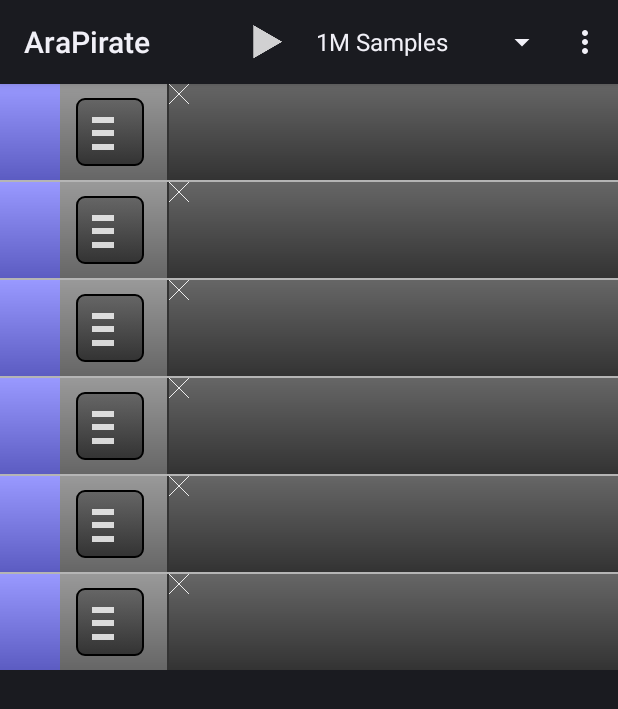
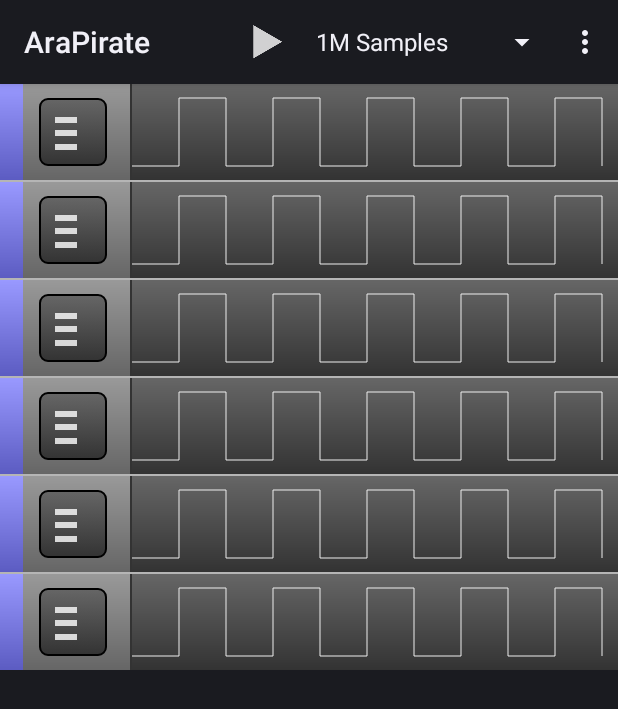
Before and after one commit to fablab-ka/arapirate, an Android app: the screen it shows after launch (Watch), on a phone screen of 412 x 824 dp. Shown: the top 709 px of the screen. Run offline under Robolectric (Android 15) with nearby library versions, the phone set to English and light mode, and no system bars.

Commit message:
added line drawing functionality added context menu

```diff
--- a/app/src/main/java/de/fablab/ara/arapirate/LineView.java
+++ b/app/src/main/java/de/fablab/ara/arapirate/LineView.java
@@ -5,6 +5,7 @@ import android.graphics.Canvas;
 import android.graphics.Color;
 import android.graphics.Paint;
 import android.util.AttributeSet;
+import android.util.Log;
 import android.view.View;
 
 public class LineView extends View {
@@ -12,17 +13,52 @@ public class LineView extends View {
     private Paint paint = new Paint();
     private double scrollOffset;
     private double zoom;
-    private double[] data;
+    private double[] samples;
+    private double totalLength;
+    private boolean lowActive;
 
     public LineView(Context context, AttributeSet attrs) {
         super(context, attrs);
         paint.setColor(getResources().getColor(R.color.line_color));
+
+        zoom = 1;
+
+        scrollOffset = 0;
+
+        samples = new double[] {
+            10, 10, 10, 10, 10, 10, 10, 10, 10, 10
+        };
+
+        totalLength = 100;
     }
 
     @Override
     public void onDraw(Canvas canvas) {
-        canvas.drawLine(0, 0, 20, 20, paint);
-        canvas.drawLine(20, 0, 0, 20, paint);
+        int width = getWidth();
+        int height = getHeight();
+        int lineMargin = (int)(height * 0.15);
+
+        double pixelPerMs = (width - lineMargin) / (totalLength * zoom);
+
+        int currentX = 0;
+        boolean isDown = lowActive;
+
+        for (double sample : samples) {
+            int pixelSample = (int)(sample * pixelPerMs);
+
+            Log.d("pixel sample ", Integer.toString(pixelSample));
+
+            if (isDown) {
+                canvas.drawLine(currentX, lineMargin, currentX + pixelSample, lineMargin, paint);
+            } else {
+                canvas.drawLine(currentX, height - lineMargin, currentX + pixelSample, height - lineMargin, paint);
+            }
+
+            canvas.drawLine(currentX + pixelSample, height - lineMargin, currentX + pixelSample, lineMargin, paint);
+
+            currentX += pixelSample;
+            isDown = !isDown;
+        }
     }
 
     public void setScrollOffset(double scrollOffset) {
@@ -32,4 +68,13 @@ public class LineView extends View {
     public void setZoom(double zoom) {
         this.zoom = zoom;
     }
+
+    public void setLowActive(boolean lowActive) {
+        this.lowActive = lowActive;
+    }
+
+    public void setData(double[] samples, double length) {
+        this.samples = samples;
+        this.totalLength = length;
+    }
 }
--- a/app/src/main/java/de/fablab/ara/arapirate/Watch.java
+++ b/app/src/main/java/de/fablab/ara/arapirate/Watch.java
@@ -1,7 +1,9 @@
 package de.fablab.ara.arapirate;
 
 import android.app.Activity;
+import android.app.AlertDialog;
 import android.content.Context;
+import android.content.DialogInterface;
 import android.graphics.Bitmap;
 import android.graphics.Canvas;
 import android.graphics.Color;
@@ -16,6 +18,7 @@ import android.widget.ImageButton;
 import android.widget.ImageView;
 import android.widget.ListView;
 import android.widget.TextView;
+import android.widget.Toast;
 
 import java.util.ArrayList;
 import java.util.HashMap;
@@ -106,6 +109,24 @@ public class Watch extends Activity {
             ImageButton colorSelector = (ImageButton) rowView.findViewById(R.id.channel_color);
             ImageButton contextMenu = (ImageButton) rowView.findViewById(R.id.context_menu);
 
+            contextMenu.setOnClickListener(new View.OnClickListener() {
+                public void onClick(View v) {
+                    final String[] items = getResources().getStringArray(R.array.channel_row_context_actions);
+
+                    AlertDialog.Builder builder = new AlertDialog.Builder(context);
+                    builder.setTitle(R.string.action_select_trigger);
+                    builder.setSingleChoiceItems(items, 0, new DialogInterface.OnClickListener() {
+                        public void onClick(DialogInterface dialog, int item) {
+                            Toast.makeText(getApplicationContext(), items[item], Toast.LENGTH_SHORT).show();
+
+                            // TODO
+                        }
+                    });
+                    AlertDialog alert = builder.create();
+                    alert.show();
+                }
+            });
+
             return rowView;
         }
     }
--- a/app/src/main/res/layout/channel_row.xml
+++ b/app/src/main/res/layout/channel_row.xml
@@ -17,7 +17,7 @@
 
         <ImageButton
             android:id="@+id/channel_color"
-            android:layout_width="40dp"
+            android:layout_width="15dp"
             android:layout_height="fill_parent"
             android:background="#FF0000FF"
             android:src="@drawable/channel_color"
--- a/app/src/main/res/values/arrays.xml
+++ b/app/src/main/res/values/arrays.xml
@@ -27,4 +27,12 @@
         <item>50 KHz</item>
         <item>25 KHz</item>
     </string-array>
+
+    <string-array name="channel_row_context_actions">
+        <item>None</item>
+        <item>On rising edge</item>
+        <item>On logic 1</item>
+        <item>On falling edge</item>
+        <item>On logic 0</item>
+    </string-array>
 </resources>
--- a/app/src/main/res/values/strings.xml
+++ b/app/src/main/res/values/strings.xml
@@ -7,5 +7,6 @@
     <string name="action_simulate">Simulate</string>
     <string name="action_change_sample_count">Samples</string>
     <string name="action_change_sample_rate">Sample rate</string>
+    <string name="action_select_trigger">Select Trigger</string>
 
 </resources>
```
